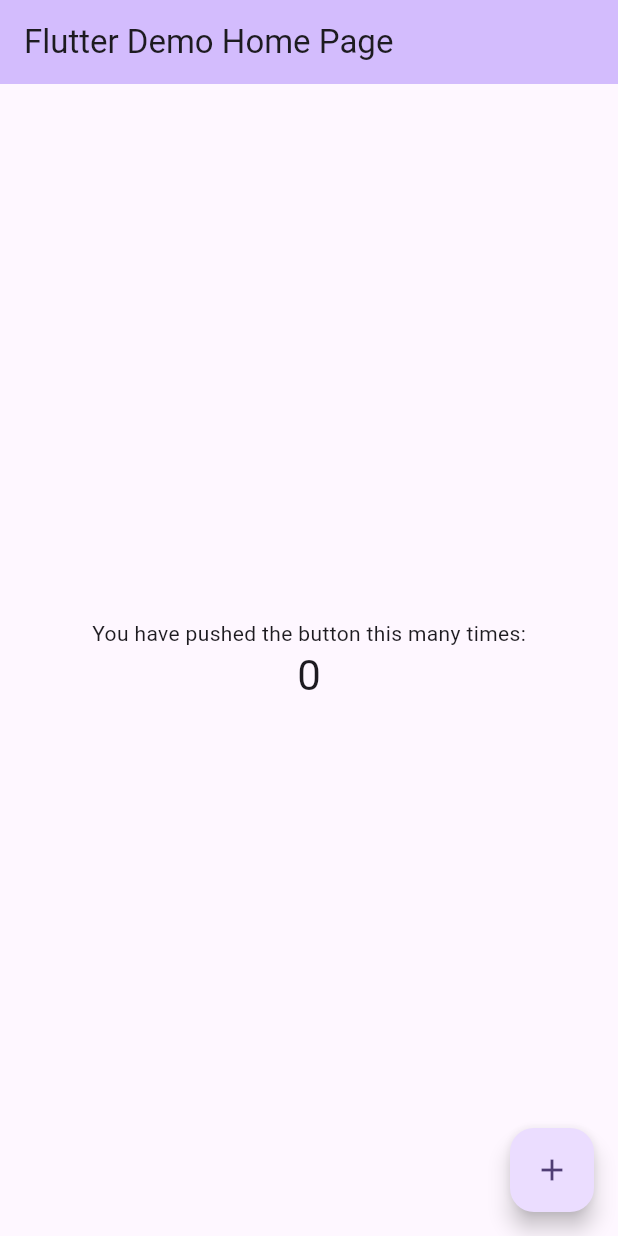
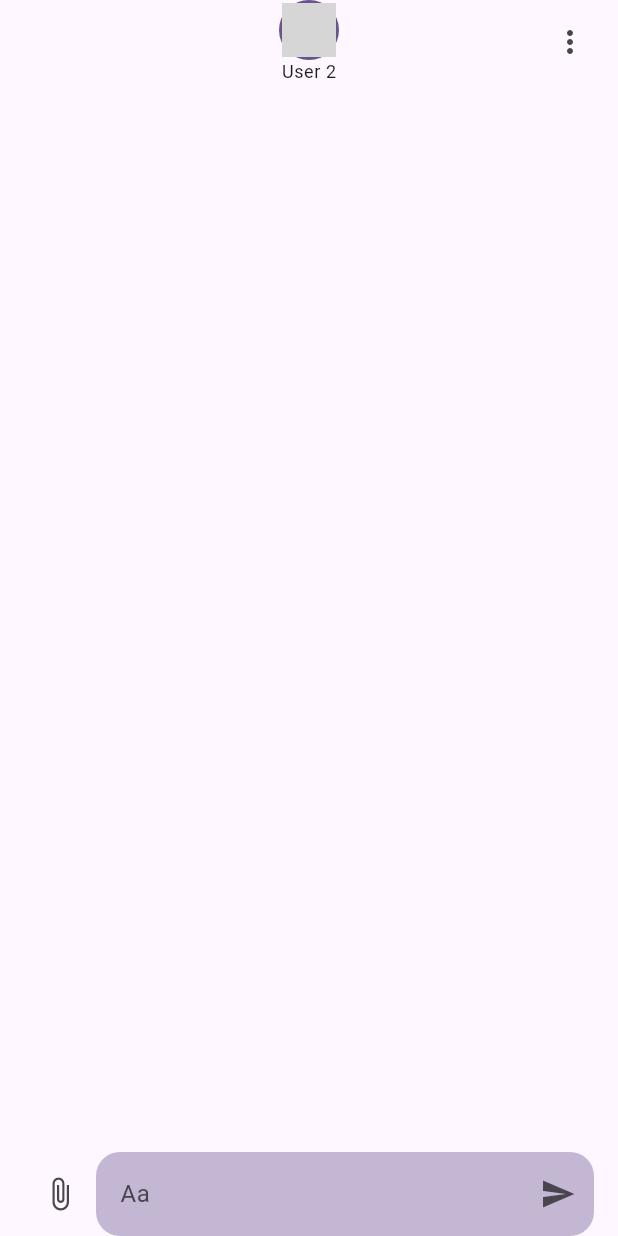
Before and after one commit to hieunmh/flutter-chatapp, a Flutter app: the screen it shows after launch, on a phone screen of 412 x 824 dp. Run offline on Flutter 3.47's test engine with Material 3 defaults, Android fonts, the phone set to English and light mode, and no system bars; our stand-ins replace equatable, supabase; accounts and stored records are empty; network calls fail; grey boxes are pictures that could not be loaded.

Commit message:
chat room screen ui

```diff
--- a/lib/main.dart
+++ b/lib/main.dart
@@ -1,4 +1,8 @@
 import 'package:flutter/material.dart';
+import 'package:models/models.dart';
+
+import 'screen/chat_room_screen.dart';
+
 
 void main() {
   runApp(const MyApp());
@@ -13,113 +17,48 @@ class MyApp extends StatelessWidget {
     return MaterialApp(
       title: 'Flutter Demo',
       theme: ThemeData(
-        // This is the theme of your application.
-        //
-        // TRY THIS: Try running your application with "flutter run". You'll see
-        // the application has a purple toolbar. Then, without quitting the app,
-        // try changing the seedColor in the colorScheme below to Colors.green
-        // and then invoke "hot reload" (save your changes or press the "hot
-        // reload" button in a Flutter-supported IDE, or press "r" if you used
-        // the command line to start the app).
-        //
-        // Notice that the counter didn't reset back to zero; the application
-        // state is not lost during the reload. To reset the state, use hot
-        // restart instead.
-        //
-        // This works for code too, not just values: Most code changes can be
-        // tested with just a hot reload.
+
         colorScheme: ColorScheme.fromSeed(seedColor: Colors.deepPurple),
         useMaterial3: true,
       ),
-      home: const MyHomePage(title: 'Flutter Demo Home Page'),
+      home: ChatRoomScreen(chatRoom: chatRoom),
     );
   }
 }
 
-class MyHomePage extends StatefulWidget {
-  const MyHomePage({super.key, required this.title});
+const userId1 = '33f771e2-311b-4d4f-9b14-d1e1c59936d3';
+const userId2 = '94a6b01e-319e-494e-b454-98f22ab0d109';
 
-  // This widget is the home page of your application. It is stateful, meaning
-  // that it has a State object (defined below) that contains fields that affect
-  // how it looks.
 
-  // This class is the configuration for the state. It holds the values (in this
-  // case the title) provided by the parent (in this case the App widget) and
-  // used by the build method of the State. Fields in a Widget subclass are
-  // always marked "final".
-
-  final String title;
-
-  @override
-  State<MyHomePage> createState() => _MyHomePageState();
-}
-
-class _MyHomePageState extends State<MyHomePage> {
-  int _counter = 0;
-
-  void _incrementCounter() {
-    setState(() {
-      // This call to setState tells the Flutter framework that something has
-      // changed in this State, which causes it to rerun the build method below
-      // so that the display can reflect the updated values. If we changed
-      // _counter without calling setState(), then the build method would not be
-      // called again, and so nothing would appear to happen.
-      _counter++;
-    });
-  }
-
-  @override
-  Widget build(BuildContext context) {
-    // This method is rerun every time setState is called, for instance as done
-    // by the _incrementCounter method above.
-    //
-    // The Flutter framework has been optimized to make rerunning build methods
-    // fast, so that you can just rebuild anything that needs updating rather
-    // than having to individually change instances of widgets.
-    return Scaffold(
-      appBar: AppBar(
-        // TRY THIS: Try changing the color here to a specific color (to
-        // Colors.amber, perhaps?) and trigger a hot reload to see the AppBar
-        // change color while the other colors stay the same.
-        backgroundColor: Theme.of(context).colorScheme.inversePrimary,
-        // Here we take the value from the MyHomePage object that was created by
-        // the App.build method, and use it to set our appbar title.
-        title: Text(widget.title),
-      ),
-      body: Center(
-        // Center is a layout widget. It takes a single child and positions it
-        // in the middle of the parent.
-        child: Column(
-          // Column is also a layout widget. It takes a list of children and
-          // arranges them vertically. By default, it sizes itself to fit its
-          // children horizontally, and tries to be as tall as its parent.
-          //
-          // Column has various properties to control how it sizes itself and
-          // how it positions its children. Here we use mainAxisAlignment to
-          // center the children vertically; the main axis here is the vertical
-          // axis because Columns are vertical (the cross axis would be
-          // horizontal).
-          //
-          // TRY THIS: Invoke "debug painting" (choose the "Toggle Debug Paint"
-          // action in the IDE, or press "p" in the console), to see the
-          // wireframe for each widget.
-          mainAxisAlignment: MainAxisAlignment.center,
-          children: <Widget>[
-            const Text(
-              'You have pushed the button this many times:',
-            ),
-            Text(
-              '$_counter',
-              style: Theme.of(context).textTheme.headlineMedium,
-            ),
-          ],
-        ),
-      ),
-      floatingActionButton: FloatingActionButton(
-        onPressed: _incrementCounter,
-        tooltip: 'Increment',
-        child: const Icon(Icons.add),
-      ), // This trailing comma makes auto-formatting nicer for build methods.
-    );
-  }
-}
+final chatRoom = ChatRoom(
+  id: '8d162274-6cb8-4776-815a-8e721ebfb76d',
+  participants: const [
+    User(
+      id: userId1,
+      username: 'User 1',
+      phone: '1234512345',
+      email: 'user1@email.com',
+      avatarUrl:
+          'https://images.unsplash.com/photo-1700493624764-f7524969037d?q=80&w=3570&auto=format&fit=crop&ixlib=rb-4.0.3&ixid=M3wxMjA3fDB8MHxwaG90by1wYWdlfHx8fGVufDB8fHx8fA%3D%3D',
+      status: 'online',
+    ),
+    User(
+      id: userId2,
+      username: 'User 2',
+      phone: '5432154321',
+      email: 'user2@email.com',
+      avatarUrl:
+          'https://images.unsplash.com/photo-1700469880511-3ef0cee47985?q=80&w=3672&auto=format&fit=crop&ixlib=rb-4.0.3&ixid=M3wxMjA3fDB8MHxwaG90by1wYWdlfHx8fGVufDB8fHx8fA%3D%3D',
+      status: 'online',
+    ),
+  ],
+  lastMessage: Message(
+    id: 'de120f3a-dbca-4330-9e2e-18b55a2fb9e5',
+    chatRoomId: '8d162274-6cb8-4776-815a-8e721ebfb76d',
+    senderUserId: userId1,
+    receiverUserId: userId2,
+    content: 'Hey! I am good, thanks.',
+    createdAt: DateTime(2023, 12, 1, 1, 0, 0),
+  ),
+  unreadCount: 0,
+);
--- /dev/null
+++ b/lib/screen/chat_room_screen.dart
@@ -0,0 +1,134 @@
+import 'package:chatapp/widget/avatar.dart';
+import 'package:chatapp/widget/message_bubble.dart';
+import 'package:flutter/material.dart';
+import 'package:models/models.dart';
+
+import '../main.dart';
+
+class ChatRoomScreen extends StatefulWidget {
+  const ChatRoomScreen({super.key, required this.chatRoom});
+
+  final ChatRoom chatRoom;
+
+  @override
+  State<ChatRoomScreen> createState() => _ChatRoomScreenState();
+}
+
+class _ChatRoomScreenState extends State<ChatRoomScreen> {
+  final messageController = TextEditingController();
+  final List<Message> messages = [];
+
+  @override
+  void dispose() {
+    messageController.dispose();
+    super.dispose();
+  }
+
+  @override
+  Widget build(BuildContext context) {
+    final viewInsets = MediaQuery.viewInsetsOf(context);
+
+    final currentParticipant = widget.chatRoom.participants.firstWhere(
+      (user) => user.id == userId1,
+    );
+
+    final otherParticipant = widget.chatRoom.participants.firstWhere(
+      (user) => user.id != currentParticipant.id,
+    );
+
+    return Scaffold(
+      appBar: AppBar(
+        centerTitle: true,
+        title: Column(
+          children: [
+            Avatar(imageUrl: otherParticipant.avatarUrl, radius: 18),
+            // const SizedBox(height: 2.0),
+            Text(
+              otherParticipant.username,
+              style: Theme.of(context).textTheme.bodySmall,
+            )
+          ],
+        ),
+        actions: [
+          IconButton(onPressed: () {}, icon: const Icon(Icons.more_vert)),
+          const SizedBox(width: 8.0,)
+        ],
+      ),
+      body: SafeArea(
+        child: Padding(
+          padding: EdgeInsets.only(
+            left: 16.0,
+            right: 16.0,
+            top: 8.0,
+            bottom: (viewInsets.bottom > 0) ? 8.0 : 0.0,
+          ),
+          child:
+            Column(
+            children: [
+              Expanded(
+                child: ListView.builder(
+                  itemCount: messages.length,
+                  itemBuilder: (context, index) {
+                    final message = messages[index];
+                    final showImage = index + 1 == messages.length
+                    || messages[index + 1].senderUserId != message.senderUserId;
+
+
+                    return Row(
+                      mainAxisAlignment: (message.senderUserId != userId1) ?
+                      MainAxisAlignment.end : MainAxisAlignment.start,
+                      children: [
+                        if (showImage && message.senderUserId == userId1)
+                          Avatar(
+                            imageUrl: otherParticipant.avatarUrl,
+                            radius: 12
+                          ),
+                        MessageBubble(message: message),
+                        if (showImage && message.senderUserId != userId1)
+                          Avatar(
+                            imageUrl: otherParticipant.avatarUrl,
+                            radius: 12
+                          ),
+                      ],
+                    );
+                  },
+                ),
+              ),
+              Row(
+                children: [
+                  IconButton(
+                    onPressed: () {
+                      // send an image
+                    },
+                    icon: const Icon(Icons.attach_file),
+                  ),
+                  Expanded(
+                    child: TextFormField(
+                      controller: messageController,
+                      decoration: InputDecoration(
+                        filled: true,
+                        fillColor: Theme.of(context).colorScheme
+                          .primary.withAlpha(100),
+                        hintText: 'Aa',
+                        border: OutlineInputBorder(
+                          borderRadius: BorderRadius.circular(16.0),
+                          borderSide: BorderSide.none
+                        ),
+                        suffixIcon: IconButton(
+                          onPressed: () {
+                            // send a message and clear the controller
+                          },
+                          icon: const Icon(Icons.send)
+                        )
+                      ),
+                    ),
+                  )
+                ],
+              )
+            ],
+          ),
+        )
+      )
+    );
+  }
+}
--- /dev/null
+++ b/lib/widget/avatar.dart
@@ -0,0 +1,25 @@
+import 'package:flutter/material.dart';
+
+class Avatar extends StatelessWidget {
+
+  const Avatar({
+    super.key,
+    required this.imageUrl,
+    required this.radius,
+  });
+
+  final String imageUrl;
+  final int radius;
+
+  @override
+  Widget build(BuildContext context) {
+    return CircleAvatar(
+      radius: radius.toDouble() + 2,
+      backgroundColor: Theme.of(context).colorScheme.primary,
+      child: CircleAvatar(
+        radius: radius.toDouble(),
+        backgroundImage: NetworkImage(imageUrl),
+      ),
+    );
+  }
+}
--- a/packages/models/lib/src/models.dart
+++ b/packages/models/lib/src/models.dart
@@ -1,5 +1,3 @@
-// TODO Implement this library
-
 export 'attachment.dart';
 export 'chat_room.dart';
 export 'contact.dart';
```
Also changed, not shown: lib/widget/message_bubble.dart (added, +51 -0 lines), pubspec.yaml (+6 -70 lines), pubspec.lock.
